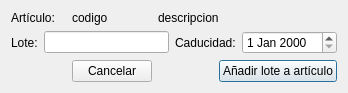
Old version of the form Almacen/frmaddlotes.ui in the repository arcnexus/RedFoX.
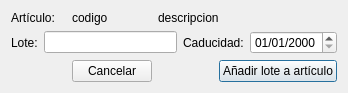
New version of the form. Icons and pictures are not drawn.

The edit to the form file:
```diff
--- a/Almacen/frmaddlotes.ui
+++ b/Almacen/frmaddlotes.ui
@@ -55,7 +55,11 @@
       </widget>
      </item>
      <item>
-      <widget class="QDateEdit" name="dateCaducidad"/>
+      <widget class="QDateEdit" name="dateCaducidad">
+       <property name="displayFormat">
+        <string>dd/MM/yyyy</string>
+       </property>
+      </widget>
      </item>
     </layout>
    </item>
```
Left out of the diff: 2 changed lines with no effect on the pictures.
